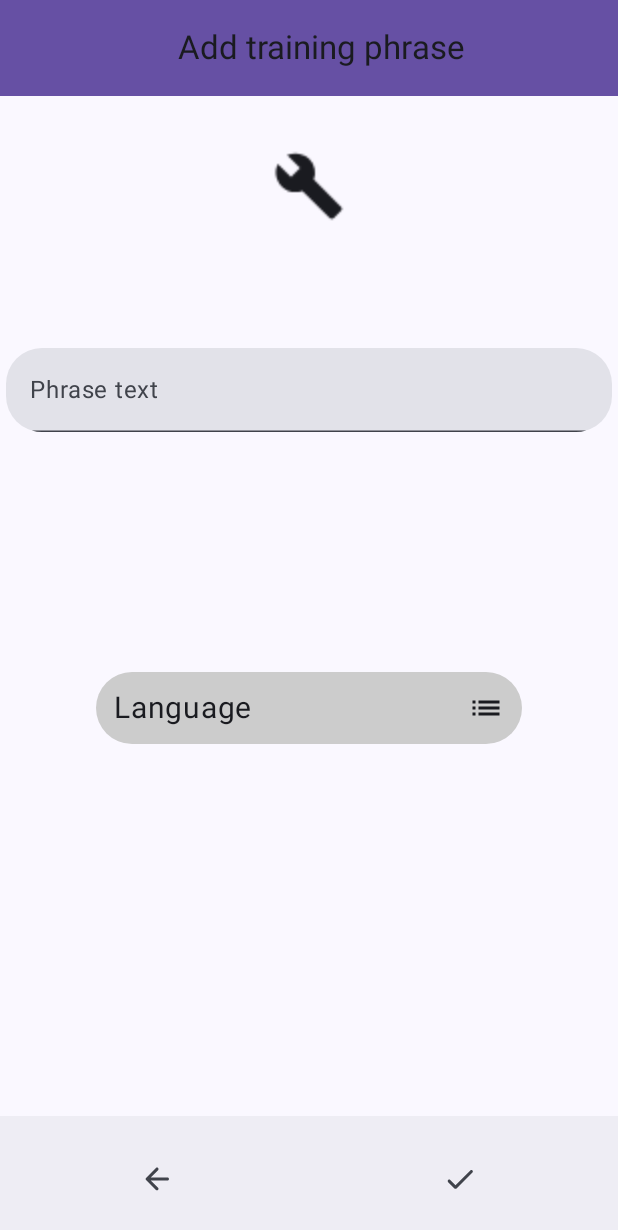
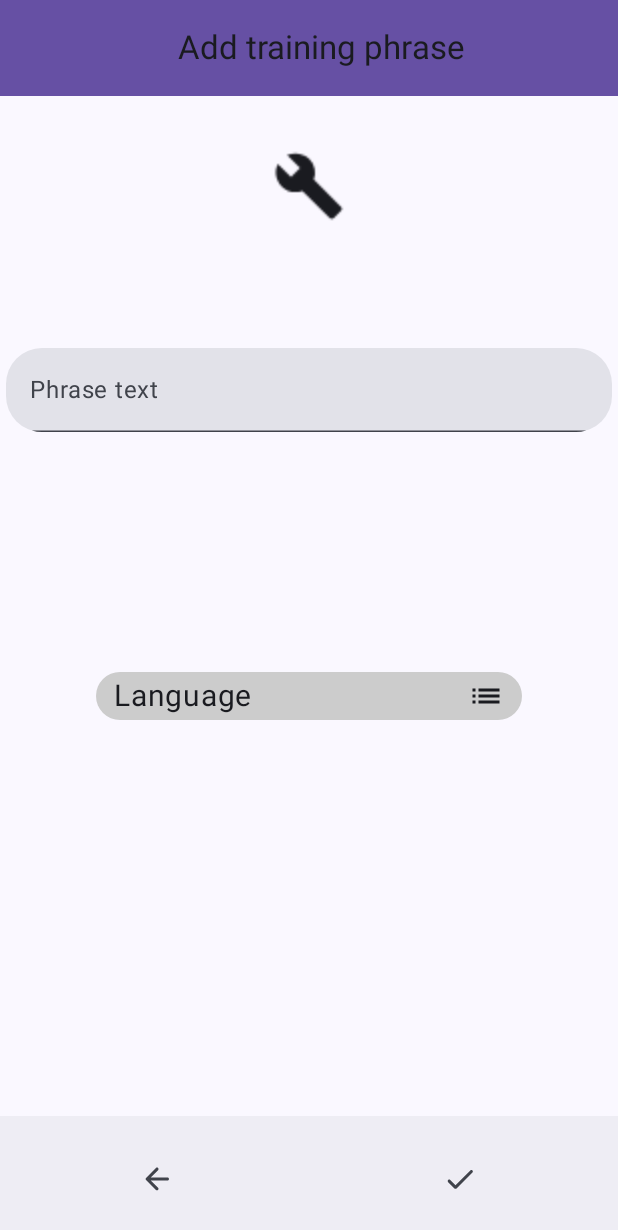
Before and after one commit to gofer-k/SpeechTraining, an Android app built with Jetpack Compose: the TrainingAddPhrase screen opened through its navigation route, on a phone screen of 412 x 824 dp. Shown: the top 1230 px of the screen. Run offline under Robolectric (Android 15) with nearby library versions, the phone set to English and light mode, and no system bars.

Commit message:
Improve languages list

```diff
--- a/app/src/main/java/com/gofer/speechtraining/screens/AddTrainingDataScreen.kt
+++ b/app/src/main/java/com/gofer/speechtraining/screens/AddTrainingDataScreen.kt
@@ -182,8 +182,9 @@ fun LanguageList(languages: List<Language>, onSelectedLanguage: (Locale) -> Unit
   var selectedLanguage by remember { mutableStateOf(Language(label)) }
   val textSize = 20.sp
   val cornerShape = RoundedCornerShape(24.dp)
-  val itemHeight = 48.dp
+  val itemHeight = 32.dp//48.dp
   val textHorizontalPadding = 12.dp
+  val backGroundColder = if (isSystemInDarkTheme()) Color.DarkGray else Color.LightGray
 
   Column(modifier = Modifier
     .fillMaxWidth()
@@ -193,7 +194,7 @@ fun LanguageList(languages: List<Language>, onSelectedLanguage: (Locale) -> Unit
         .fillMaxWidth()
         .height(itemHeight)
         .background(
-          color = if (isSystemInDarkTheme()) Color.DarkGray else Color.LightGray,
+          color = backGroundColder,
           shape = cornerShape
         )
         .clickable {
@@ -217,7 +218,7 @@ fun LanguageList(languages: List<Language>, onSelectedLanguage: (Locale) -> Unit
         Box(modifier = Modifier
           .fillMaxWidth()
           .background(
-            color = if (isSystemInDarkTheme()) Color.DarkGray else Color.LightGray,
+            color = backGroundColder,
             shape = cornerShape
           )
           .height(itemHeight)
```
